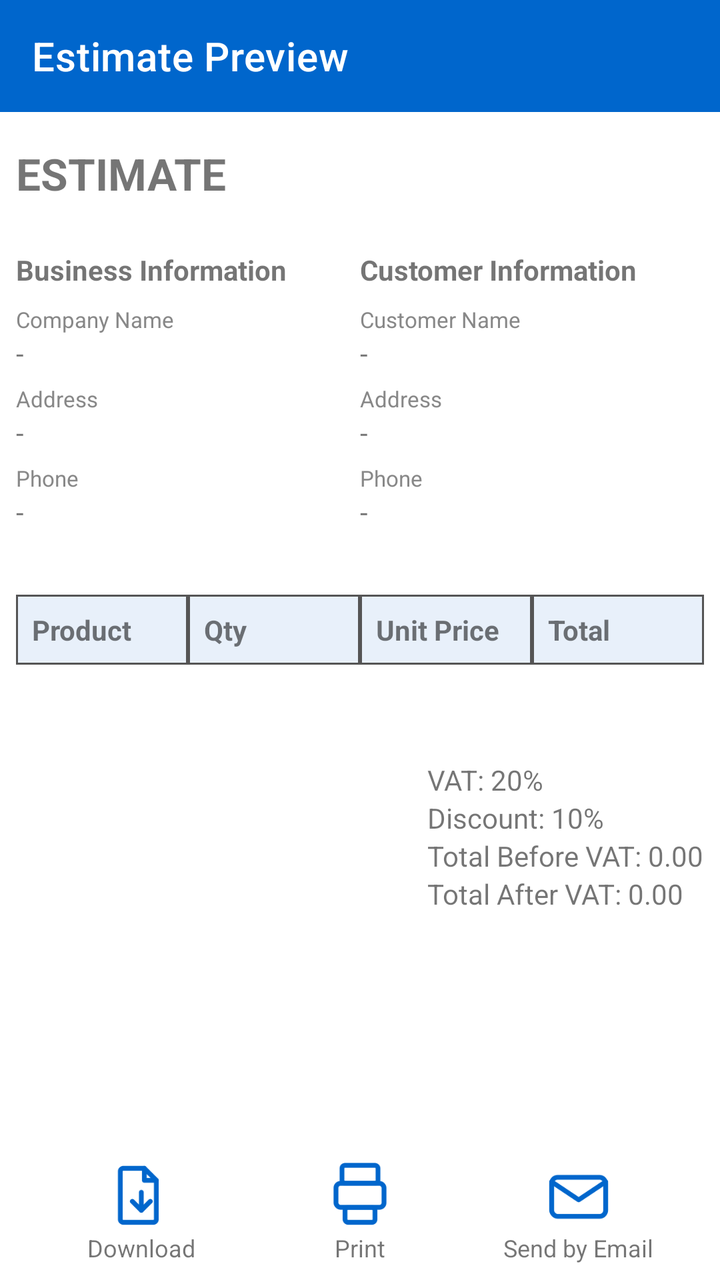
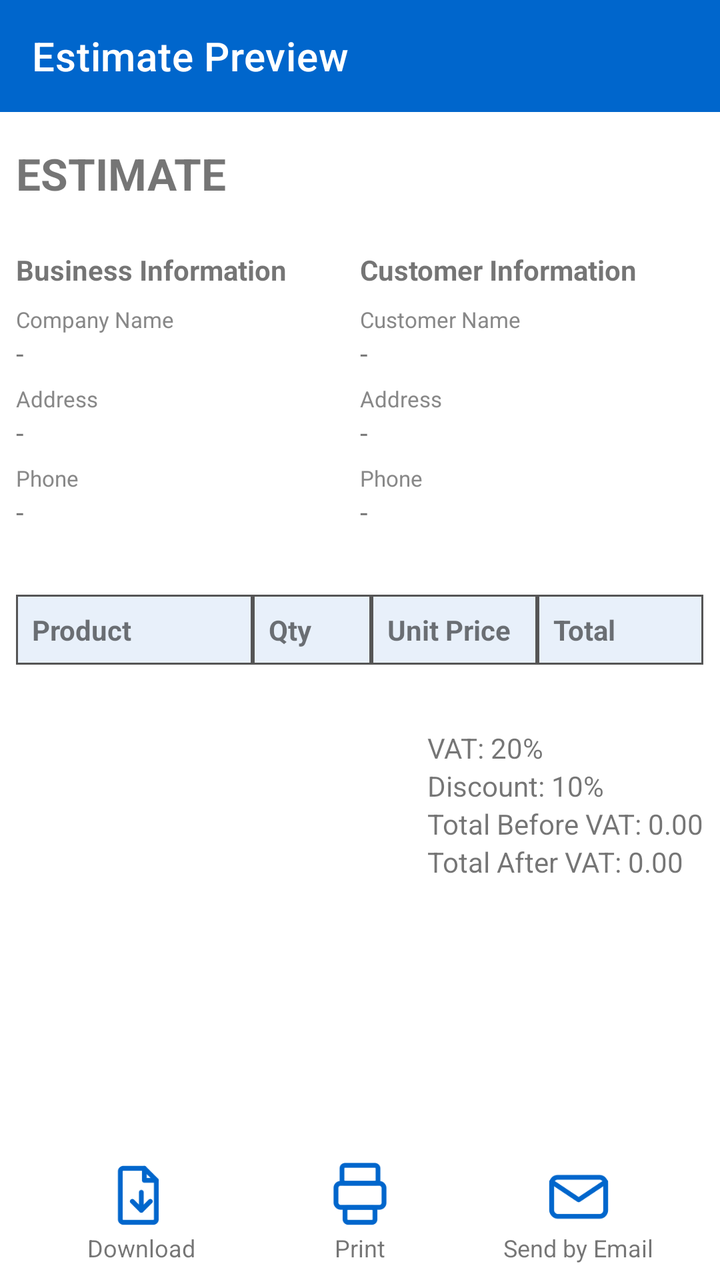

Before-and-after screenshots of an Android layout around one commit, followed by the original layout XML and the change that was made.
<!-- AndroidManifest.xml: application theme Theme.MetalConstructionsEstimates -->
<!-- res/layout/activity_estimate_preview.xml -->
<?xml version="1.0" encoding="utf-8"?>
<androidx.constraintlayout.widget.ConstraintLayout xmlns:android="http://schemas.android.com/apk/res/android"
    xmlns:app="http://schemas.android.com/apk/res-auto"
    android:layout_width="match_parent"
    android:layout_height="match_parent"
    android:fillViewport="true">
    <ScrollView
        android:layout_width="match_parent"
        android:layout_height="match_parent"
        android:fillViewport="true">

        <androidx.constraintlayout.widget.ConstraintLayout
            android:layout_width="match_parent"
            android:layout_height="wrap_content">

            
            <androidx.appcompat.widget.Toolbar
                android:id="@+id/toolbar"
                android:layout_width="0dp"
                android:layout_height="?attr/actionBarSize"
                android:background="#0066cc"
                app:title="Estimate Preview"
                app:titleTextColor="@android:color/white"
                app:layout_constraintTop_toTopOf="parent"
                app:layout_constraintStart_toStartOf="parent"
                app:layout_constraintEnd_toEndOf="parent"/>

            
            <TextView
                android:id="@+id/tvEstimateLabel"
                android:layout_width="wrap_content"
                android:layout_height="wrap_content"
                android:text="ESTIMATE"
                android:textSize="22sp"
                android:textStyle="bold"
                android:layout_marginTop="16dp"
                android:layout_marginLeft="8dp"
                app:layout_constraintTop_toBottomOf="@id/toolbar"
                app:layout_constraintStart_toStartOf="parent"/>

            
            <LinearLayout
                android:id="@+id/infoRow"
                android:layout_width="0dp"
                android:layout_height="wrap_content"
                android:orientation="horizontal"
                android:layout_marginTop="16dp"
                android:padding="8dp"
                app:layout_constraintTop_toBottomOf="@id/tvEstimateLabel"
                app:layout_constraintStart_toStartOf="parent"
                app:layout_constraintEnd_toEndOf="parent">

                
                <LinearLayout
                    android:layout_width="0dp"
                    android:layout_height="wrap_content"
                    android:layout_weight="1"
                    android:orientation="vertical">

                    <TextView
                        android:layout_width="wrap_content"
                        android:layout_height="wrap_content"
                        android:text="Business Information"
                        android:textStyle="bold"
                        android:textSize="14sp" />

                    
                    <TextView
                        android:layout_width="wrap_content"
                        android:layout_height="wrap_content"
                        android:layout_marginTop="8dp"
                        android:text="Company Name"
                        android:textSize="11sp"
                        android:textColor="#888888" />
                    <TextView
                        android:id="@+id/tvBusinessName"
                        android:layout_width="wrap_content"
                        android:layout_height="wrap_content"
                        android:text="-"
                        android:textSize="14sp" />

                    
                    <TextView
                        android:layout_width="wrap_content"
                        android:layout_height="wrap_content"
                        android:layout_marginTop="6dp"
                        android:text="Address"
                        android:textSize="11sp"
                        android:textColor="#888888" />
                    <TextView
                        android:id="@+id/tvBusinessAddress"
                        android:layout_width="wrap_content"
                        android:layout_height="wrap_content"
                        android:text="-"
                        android:textSize="14sp" />

                    
                    <TextView
                        android:layout_width="wrap_content"
                        android:layout_height="wrap_content"
                        android:layout_marginTop="6dp"
                        android:text="Phone"
                        android:textSize="11sp"
                        android:textColor="#888888" />
                    <TextView
                        android:id="@+id/tvBusinessPhone"
                        android:layout_width="wrap_content"
                        android:layout_height="wrap_content"
                        android:text="-"
                        android:textSize="14sp" />
                </LinearLayout>

                
                <LinearLayout
                    android:layout_width="0dp"
                    android:layout_height="wrap_content"
                    android:layout_weight="1"
                    android:orientation="vertical">

                    <TextView
                        android:layout_width="wrap_content"
                        android:layout_height="wrap_content"
                        android:text="Customer Information"
                        android:textStyle="bold"
                        android:textSize="14sp" />

                    
                    <TextView
                        android:layout_width="wrap_content"
                        android:layout_height="wrap_content"
                        android:layout_marginTop="8dp"
                        android:text="Customer Name"
                        android:textSize="11sp"
                        android:textColor="#888888" />
                    <TextView
                        android:id="@+id/tvCustomerName"
                        android:layout_width="wrap_content"
                        android:layout_height="wrap_content"
                        android:text="-"
                        android:textSize="14sp" />

                    
                    <TextView
                        android:layout_width="wrap_content"
                        android:layout_height="wrap_content"
                        android:layout_marginTop="6dp"
                        android:text="Address"
                        android:textSize="11sp"
                        android:textColor="#888888" />
                    <TextView
                        android:id="@+id/tvCustomerAddress"
                        android:layout_width="wrap_content"
                        android:layout_height="wrap_content"
                        android:text="-" />

                    
                    <TextView
                        android:layout_width="wrap_content"
                        android:layout_height="wrap_content"
                        android:layout_marginTop="6dp"
                        android:text="Phone"
                        android:textSize="11sp"
                        android:textColor="#888888" />
                    <TextView
                        android:id="@+id/tvCustomerPhone"
                        android:layout_width="wrap_content"
                        android:layout_height="wrap_content"
                        android:text="-" />
                </LinearLayout>
            </LinearLayout>

            
            <LinearLayout
                android:id="@+id/tableHeader"
                android:layout_width="0dp"
                android:layout_height="wrap_content"
                android:orientation="horizontal"
                android:layout_marginTop="16dp"
                android:padding="8dp"
                app:layout_constraintTop_toBottomOf="@id/infoRow"
                app:layout_constraintStart_toStartOf="parent"
                app:layout_constraintEnd_toEndOf="parent">

                <TextView
                    android:layout_width="0dp"
                    android:layout_height="wrap_content"
                    android:layout_weight="1"
                    android:text="Product"
                    android:background="@drawable/cell_header_border"
                    android:padding="8dp"
                    android:textStyle="bold" />

                <TextView
                    android:layout_width="0dp"
                    android:layout_height="wrap_content"
                    android:layout_weight="1"
                    android:text="Qty"
                    android:background="@drawable/cell_header_border"
                    android:padding="8dp"
                    android:textStyle="bold" />

                <TextView
                    android:layout_width="0dp"
                    android:layout_height="wrap_content"
                    android:layout_weight="1"
                    android:text="Unit Price"
                    android:background="@drawable/cell_header_border"
                    android:padding="8dp"
                    android:textStyle="bold" />

                <TextView
                    android:layout_width="0dp"
                    android:layout_height="wrap_content"
                    android:layout_weight="1"
                    android:text="Total"
                    android:background="@drawable/cell_header_border"
                    android:padding="8dp"
                    android:textStyle="bold" />
            </LinearLayout>

            
            <LinearLayout
                android:id="@+id/linesContainer"
                android:layout_width="0dp"
                android:layout_height="wrap_content"
                android:orientation="vertical"
                android:padding="8dp"
                app:layout_constraintTop_toBottomOf="@id/tableHeader"
                app:layout_constraintStart_toStartOf="parent"
                app:layout_constraintEnd_toEndOf="parent"/>

            
            <LinearLayout
                android:id="@+id/totalsLayout"
                android:layout_width="0dp"
                android:layout_height="wrap_content"
                android:orientation="vertical"
                android:layout_marginTop="16dp"
                android:padding="8dp"
                app:layout_constraintTop_toBottomOf="@id/linesContainer"
                app:layout_constraintEnd_toEndOf="parent">

                <TextView android:id="@+id/tvVat" android:layout_width="wrap_content" android:layout_height="wrap_content" android:text="VAT: 20%" />
                <TextView android:id="@+id/tvDiscount" android:layout_width="wrap_content" android:layout_height="wrap_content" android:text="Discount: 10%" />
                <TextView android:id="@+id/tvTotalBeforeVat" android:layout_width="wrap_content" android:layout_height="wrap_content" android:text="Total Before VAT: 0.00" />
                <TextView android:id="@+id/tvAllTotal" android:layout_width="wrap_content" android:layout_height="wrap_content" android:text="Total After VAT: 0.00" />
            </LinearLayout>-->
        </androidx.constraintlayout.widget.ConstraintLayout>
    </ScrollView>
        
    <LinearLayout
        android:id="@+id/buttonsRow"
        android:layout_width="0dp"
        android:layout_height="wrap_content"
        android:orientation="horizontal"
        android:gravity="center"
        android:layout_marginStart="8dp"
        android:layout_marginEnd="8dp"
        android:layout_marginTop="16dp"
        android:padding="8dp"
        app:layout_constraintBottom_toBottomOf="parent"
        app:layout_constraintStart_toStartOf="parent"
        app:layout_constraintEnd_toEndOf="parent">

        <LinearLayout
            android:id="@+id/btnDownloadSection"
            android:layout_width="0dp"
            android:layout_height="wrap_content"
            android:layout_weight="1"
            android:orientation="vertical"
            android:gravity="center">

            <ImageView
                android:id="@+id/btnDownloadPdf"
                android:layout_width="36dp"
                android:layout_height="36dp"
                android:src="@drawable/file"
                android:contentDescription="Download"
                android:background="?attr/selectableItemBackgroundBorderless"
                android:clickable="true"
                android:focusable="true"
                android:elevation="4dp"
                app:tint="#0066cc" />

            <TextView
                android:layout_width="wrap_content"
                android:layout_height="wrap_content"
                android:text="Download"
                android:textSize="12sp" />
        </LinearLayout>

        
        <LinearLayout
            android:id="@+id/btnPrintSection"
            android:layout_width="0dp"
            android:layout_height="wrap_content"
            android:layout_weight="1"
            android:orientation="vertical"
            android:gravity="center">

            <ImageView
                android:id="@+id/btnPrint"
                android:layout_width="36dp"
                android:layout_height="36dp"
                android:src="@drawable/printer"
                android:contentDescription="Print"
                android:background="?attr/selectableItemBackgroundBorderless"
                android:clickable="true"
                android:focusable="true"
                android:elevation="4dp"
                app:tint="#0066cc" />

            <TextView
                android:layout_width="wrap_content"
                android:layout_height="wrap_content"
                android:text="Print"
                android:textSize="12sp" />
        </LinearLayout>

        
        <LinearLayout
            android:id="@+id/btnSendMailSection"
            android:layout_width="0dp"
            android:layout_height="wrap_content"
            android:layout_weight="1"
            android:orientation="vertical"
            android:gravity="center">

            <ImageView
                android:id="@+id/btnSendMail"
                android:layout_width="36dp"
                android:layout_height="36dp"
                android:src="@drawable/sendemail"
                android:contentDescription="Send Email"
                android:background="?attr/selectableItemBackgroundBorderless"
                android:clickable="true"
                android:focusable="true"
                android:elevation="4dp"
                app:tint="#0066cc" />

            <TextView
                android:layout_width="wrap_content"
                android:layout_height="wrap_content"
                android:text="Send by Email"
                android:textSize="12sp" />
        </LinearLayout>
    </LinearLayout>
</androidx.constraintlayout.widget.ConstraintLayout>
<!-- resources referenced by this layout -->
<resources>
  <!-- drawable cell_header_border (drawable) -->
  <?xml version="1.0" encoding="utf-8"?>
  <shape xmlns:android="http://schemas.android.com/apk/res/android"
      android:shape="rectangle">
      <solid android:color="#E8F0FA" />
      <stroke android:width="1dp" android:color="#555555" />
  </shape>
  <!-- drawable file: png bitmap (drawable, 1657 bytes) -->
  <!-- drawable printer: png bitmap (drawable, 1806 bytes) -->
  <!-- drawable sendemail: png bitmap (drawable, 1814 bytes) -->
  <style name="Theme.MetalConstructionsEstimates" parent="Theme.MaterialComponents.DayNight.NoActionBar">
      
          <item name="colorPrimary">@color/purple_200</item>
          <item name="colorPrimaryVariant">@color/purple_700</item>
          <item name="colorOnPrimary">@color/black</item>
  
          <item name="colorSecondary">@color/teal_200</item>
          <item name="colorSecondaryVariant">@color/teal_200</item>
          <item name="colorOnSecondary">@color/black</item>
  
          <item name="android:statusBarColor">?attr/colorPrimaryVariant</item>
          <item name="android:windowLightStatusBar">false</item>
  
          
      </style>
  <color name="purple_200">#FFBB86FC</color>
  <color name="purple_700">#FF3700B3</color>
  <color name="black">#FF000000</color>
  <color name="teal_200">#FF03DAC5</color>
</resources>

<!-- the commit's change to res/layout/activity_estimate_preview.xml (unified diff, before → after) -->
@@ -176,7 +176,10 @@
                 android:layout_height="wrap_content"
                 android:orientation="horizontal"
                 android:layout_marginTop="16dp"
-                android:padding="8dp"
+                android:paddingStart="8dp"
+                android:paddingEnd="8dp"
+                android:paddingTop="8dp"
+                android:paddingBottom="0dp"
                 app:layout_constraintTop_toBottomOf="@id/infoRow"
                 app:layout_constraintStart_toStartOf="parent"
                 app:layout_constraintEnd_toEndOf="parent">
@@ -184,7 +187,7 @@
                 <TextView
                     android:layout_width="0dp"
                     android:layout_height="wrap_content"
-                    android:layout_weight="1"
+                    android:layout_weight="2"
                     android:text="Product"
                     android:background="@drawable/cell_header_border"
                     android:padding="8dp"
@@ -202,17 +205,21 @@
                 <TextView
                     android:layout_width="0dp"
                     android:layout_height="wrap_content"
-                    android:layout_weight="1"
+                    android:layout_weight="1.4"
                     android:text="Unit Price"
+                    android:maxLines="1"
+                    android:ellipsize="end"
                     android:background="@drawable/cell_header_border"
+                    android:autoSizeTextType="uniform"
                     android:padding="8dp"
                     android:textStyle="bold" />
 
                 <TextView
                     android:layout_width="0dp"
                     android:layout_height="wrap_content"
-                    android:layout_weight="1"
+                    android:layout_weight="1.4"
                     android:text="Total"
+                    android:maxLines="1"
                     android:background="@drawable/cell_header_border"
                     android:padding="8dp"
                     android:textStyle="bold" />
@@ -224,7 +231,10 @@
                 android:layout_width="0dp"
                 android:layout_height="wrap_content"
                 android:orientation="vertical"
-                android:padding="8dp"
+                android:paddingStart="8dp"
+                android:paddingEnd="8dp"
+                android:paddingTop="0dp"
+                android:paddingBottom="8dp"
                 app:layout_constraintTop_toBottomOf="@id/tableHeader"
                 app:layout_constraintStart_toStartOf="parent"
                 app:layout_constraintEnd_toEndOf="parent"/>
